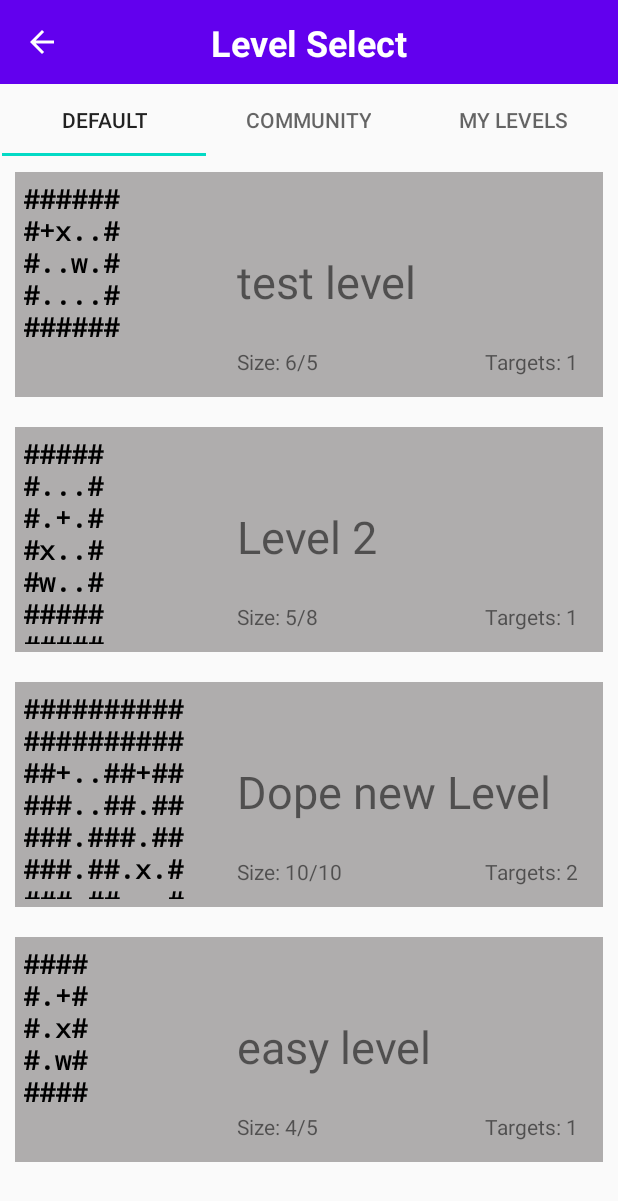
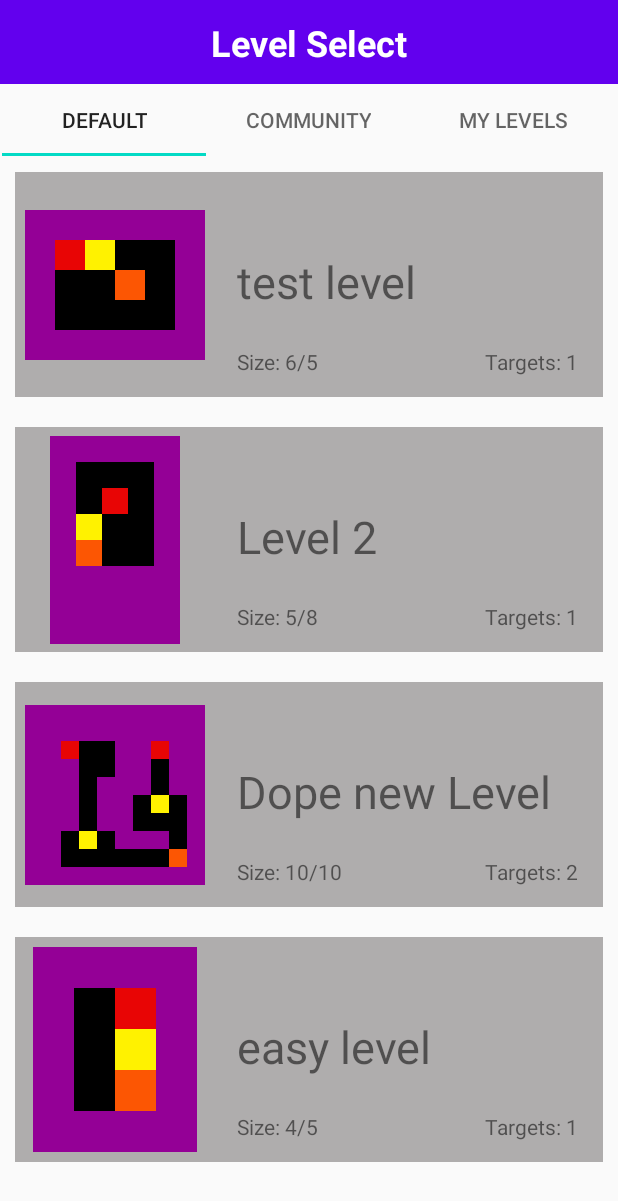
Before and after one commit to SamJessep/Sokoban, an Android app: the LevelList screen opened directly, with no data from a screen before it, on a phone screen of 412 x 824 dp. Shown: the top 1201 px of the screen. Run offline under Robolectric (Android 15) with nearby library versions, the phone set to English and light mode, and no system bars.

Commit message:
added better level previews

```diff
--- a/app/build.gradle
+++ b/app/build.gradle
@@ -10,7 +10,7 @@ android {
 
     defaultConfig {
         applicationId "nz.ac.ara.srj0070.sokoban"
-        minSdkVersion 16
+        minSdkVersion 17
         targetSdkVersion 29
         versionCode 1
         versionName "1.0"
@@ -47,6 +47,6 @@ dependencies {
     implementation 'androidx.lifecycle:lifecycle-extensions:2.2.0'
     implementation 'androidx.legacy:legacy-support-v4:1.0.0'
     androidTestImplementation 'androidx.test.espresso:espresso-core:3.2.0'
-    implementation 'org.junit.jupiter:junit-jupiter:5.4.0'
+    implementation 'org.junit.jupiter:junit-jupiter:5.6.2'
     testImplementation 'org.testng:testng:6.9.6'
 }
--- a/app/src/main/AndroidManifest.xml
+++ b/app/src/main/AndroidManifest.xml
@@ -3,12 +3,12 @@
     package="nz.ac.ara.srj0070.sokoban">
 
     <application
-        android:allowBackup="true"
         android:icon="@mipmap/ic_launcher"
         android:label="@string/app_name"
         android:roundIcon="@mipmap/ic_launcher_round"
         android:supportsRtl="true"
         android:theme="@style/AppTheme">
+        <activity android:name=".EndScreen" />
         <activity android:name=".Settings" />
         <activity android:name=".LevelSelect" />
         <activity android:name=".GameView" />
--- a/app/src/main/java/nz/ac/ara/srj0070/model/Direction.java
+++ b/app/src/main/java/nz/ac/ara/srj0070/model/Direction.java
@@ -1,6 +1,8 @@
 package nz.ac.ara.srj0070.model;
 
-public enum Direction {
+import java.io.Serializable;
+
+public enum Direction implements Serializable {
 	LEFT(-1, 0),
 	RIGHT(1, 0),
 	UP(0, -1),
--- a/app/src/main/java/nz/ac/ara/srj0070/model/interfaces/IGameController.java
+++ b/app/src/main/java/nz/ac/ara/srj0070/model/interfaces/IGameController.java
@@ -1,6 +1,10 @@
 package nz.ac.ara.srj0070.model.interfaces;
 
 import java.io.Serializable;
+import java.util.List;
+
+import nz.ac.ara.srj0070.model.Direction;
+import nz.ac.ara.srj0070.model.Level;
 
 public interface IGameController extends Serializable {
     void updateViewTimer(double timeElapsed);
@@ -16,4 +20,12 @@ public interface IGameController extends Serializable {
     double GetTimeElapsed();
 
     boolean isPaused();
+
+    boolean gameIsWon();
+
+    Level movePlayer(Direction d);
+
+    List<Direction> getMoveHistory();
+
+    Level getCurrentLevel();
 }
--- /dev/null
+++ b/app/src/main/java/nz/ac/ara/srj0070/sokoban/GameScreen.java
@@ -0,0 +1,112 @@
+package nz.ac.ara.srj0070.sokoban;
+
+import android.content.Context;
+import android.os.Bundle;
+import android.view.LayoutInflater;
+import android.view.View;
+import android.view.ViewGroup;
+import android.widget.FrameLayout;
+import android.widget.ImageView;
+
+import androidx.fragment.app.Fragment;
+
+import nz.ac.ara.srj0070.model.Level;
+import nz.ac.ara.srj0070.model.Placeable;
+
+public class GameScreen extends Fragment {
+    private static final String ARG_GAME_LEVEL = "level";
+
+    private ViewGroup mRoot;
+    private ViewGroup mContainer;
+    private Context mContext;
+    private Level mLevel;
+
+    public GameScreen() {
+    }
+
+    static GameScreen newInstance(Level level) {
+        GameScreen fragment = new GameScreen();
+        Bundle args = new Bundle();
+        args.putSerializable(ARG_GAME_LEVEL, level);
+        fragment.setArguments(args);
+        return fragment;
+    }
+
+    @Override
+    public void onCreate(Bundle savedInstanceState) {
+        super.onCreate(savedInstanceState);
+        if (getArguments() != null) {
+            mLevel = (Level) getArguments().getSerializable(ARG_GAME_LEVEL);
+        }
+    }
+
+    @Override
+    public View onCreateView(LayoutInflater inflater, ViewGroup container,
+                             Bundle savedInstanceState) {
+        View view = inflater.inflate(R.layout.fragment_game_screen, container, false);
+        mRoot = container;
+        mContext = getActivity();
+        mContainer = view.findViewById(R.id.fl_game_screen);
+        return view;
+    }
+
+    @Override
+    public void onStart() {
+        super.onStart();
+        DrawLevel(mLevel);
+    }
+
+    private void DrawLevel(Level level) {
+        mContainer.removeAllViews();
+        ImageView cellView;
+        FrameLayout.LayoutParams params;
+        int cellSize = getCellSize(level.getWidth(), level.getHeight());
+        int y = 0;
+        for (Placeable[] row : level.getAllPlaceables()) {
+            int x = 0;
+            for (Placeable cell : row) {
+                //Log.d("coords", "x:"+x+" y:"+y+" x:"+cell.x+" y:"+cell.y+" cell:"+cell);
+                cellView = new ImageView(mContext);
+                params = new FrameLayout.LayoutParams(cellSize, cellSize);
+                params.leftMargin = cellSize * x;
+                params.topMargin = cellSize * y;
+                cellView.setBackgroundColor(getResources().getColor(getCellColor(cell.toString())));
+                mContainer.addView(cellView, params);
+                x++;
+            }
+            y++;
+        }
+    }
+
+    private int getCellSize(int width, int height) {
+        int GH = mRoot.getMeasuredHeight();
+        int GW = mRoot.getMeasuredWidth();
+        return Math.min(GH / height, GW / width);
+    }
+
+    private int getCellColor(String key) {
+        int c = R.color.empty;
+        switch (key) {
+            case "+":
+                c = R.color.target;
+                break;
+            case "#":
+                c = R.color.wall;
+                break;
+            case "x":
+                c = R.color.crate;
+                break;
+            case "X":
+                c = R.color.crateTarget;
+                break;
+            case "w":
+                c = R.color.worker;
+                break;
+            case "W":
+                c = R.color.workerCrate;
+                break;
+
+        }
+        return c;
+    }
+}
--- a/app/src/main/java/nz/ac/ara/srj0070/sokoban/LevelList.java
+++ b/app/src/main/java/nz/ac/ara/srj0070/sokoban/LevelList.java
@@ -28,7 +28,7 @@ public class LevelList extends Fragment {
     public View onCreateView(LayoutInflater inflater, ViewGroup container, Bundle savedInstanceState) {
         View root = inflater.inflate(R.layout.activity_level_list, container, false);
         RecyclerView recyclerView = root.findViewById(R.id.recyclerView);
-        RecyclerViewAdapter adapter = new RecyclerViewAdapter(getActivity(), (IGame) getArguments().getSerializable("game"));
+        RecyclerViewAdapter adapter = new RecyclerViewAdapter(getActivity(), (IGame) getArguments().getSerializable("game"), getActivity().getSupportFragmentManager());
         recyclerView.setAdapter(adapter);
         recyclerView.setLayoutManager(new LinearLayoutManager(getContext()));
         return root;
--- a/app/src/main/java/nz/ac/ara/srj0070/sokoban/LevelSelect.java
+++ b/app/src/main/java/nz/ac/ara/srj0070/sokoban/LevelSelect.java
@@ -1,13 +1,14 @@
 package nz.ac.ara.srj0070.sokoban;
 
+import android.content.Context;
 import android.content.Intent;
 import android.os.Bundle;
 import android.util.Log;
 import android.widget.ImageButton;
 
 import androidx.annotation.NonNull;
-import androidx.appcompat.app.AppCompatActivity;
 import androidx.fragment.app.Fragment;
+import androidx.fragment.app.FragmentActivity;
 import androidx.fragment.app.FragmentManager;
 import androidx.fragment.app.FragmentPagerAdapter;
 import androidx.viewpager.widget.ViewPager;
@@ -20,7 +21,7 @@ import java.util.List;
 import nz.ac.ara.srj0070.model.Game;
 import nz.ac.ara.srj0070.model.interfaces.IGame;
 
-public class LevelSelect extends AppCompatActivity {
+public class LevelSelect extends FragmentActivity {
 
     IGame mGame;
     List<IGame> games;
@@ -30,7 +31,7 @@ public class LevelSelect extends AppCompatActivity {
     private ViewPager mViewPager;
 
 
-    public static Intent makeIntent(StartMenu context) {
+    public static Intent makeIntent(Context context) {
         return new Intent(context, LevelSelect.class);
     }
 
@@ -76,14 +77,13 @@ public class LevelSelect extends AppCompatActivity {
     public class SectionsPagerAdapter extends FragmentPagerAdapter {
 
 
-        public SectionsPagerAdapter(@NonNull FragmentManager fm, int behavior) {
+        SectionsPagerAdapter(@NonNull FragmentManager fm, int behavior) {
             super(fm, behavior);
         }
 
         @Override
         public Fragment getItem(int position) {
-            Fragment fragment = LevelList.newInstance(games.get(position));
-            return fragment;
+            return LevelList.newInstance(games.get(position));
         }
 
         @Override
--- a/app/src/main/java/nz/ac/ara/srj0070/sokoban/RecyclerViewAdapter.java
+++ b/app/src/main/java/nz/ac/ara/srj0070/sokoban/RecyclerViewAdapter.java
@@ -10,6 +10,7 @@ import android.widget.TextView;
 
 import androidx.annotation.NonNull;
 import androidx.constraintlayout.widget.ConstraintLayout;
+import androidx.fragment.app.FragmentManager;
 import androidx.recyclerview.widget.RecyclerView;
 
 import java.util.List;
@@ -22,8 +23,10 @@ public class RecyclerViewAdapter extends RecyclerView.Adapter<RecyclerViewAdapte
     private Context mContext;
     private List<Level> mLevels;
     private IGame mGame;
+    private FragmentManager mFragmentManager;
 
-    public RecyclerViewAdapter(Context context, IGame game) {
+    RecyclerViewAdapter(Context context, IGame game, FragmentManager fm) {
+        mFragmentManager = fm;
         mContext = context;
         mLevels = game.getLevels();
         mGame = game;
@@ -33,8 +36,7 @@ public class RecyclerViewAdapter extends RecyclerView.Adapter<RecyclerViewAdapte
     @Override
     public ViewHolder onCreateViewHolder(@NonNull ViewGroup parent, int viewType) {
         View view = LayoutInflater.from(parent.getContext()).inflate(R.layout.layout_level_list_item, parent, false);
-        ViewHolder holder = new ViewHolder(view);
-        return holder;
+        return new ViewHolder(view);
     }
 
     @Override
@@ -42,11 +44,12 @@ public class RecyclerViewAdapter extends RecyclerView.Adapter<RecyclerViewAdapte
         Level level = mLevels.get(position);
         int w = level.getWidth();
         int h = level.getHeight();
-
+        int preview_id = View.generateViewId();
+        holder.gamePreview.setId(preview_id);
         holder.name.setText(level.getName());
-        holder.gameSize.setText("Size: " + w + "/" + h);
-        holder.targetCount.setText("Targets: " + level.targetCount);
-        holder.gameString.setText(level.boardAsString());
+        holder.gameSize.setText(String.format("Size: %d/%d", w, h));
+        holder.targetCount.setText(String.format("Targets: %d", level.targetCount));
+        GameView.DrawGame(level, preview_id, mFragmentManager);
         holder.parentLayout.setOnClickListener(view -> {
             Log.d("levelSelect", "" + position);
             Intent intent = GameView.makeIntent(mContext);
@@ -62,19 +65,19 @@ public class RecyclerViewAdapter extends RecyclerView.Adapter<RecyclerViewAdapte
         return mLevels.size();
     }
 
-    public class ViewHolder extends RecyclerView.ViewHolder {
+    class ViewHolder extends RecyclerView.ViewHolder {
         TextView name;
         TextView targetCount;
         TextView gameSize;
-        TextView gameString;
+        View gamePreview;
         ConstraintLayout parentLayout;
 
-        public ViewHolder(View itemView) {
+        ViewHolder(View itemView) {
             super(itemView);
             name = itemView.findViewById(R.id.tv_levelName);
             targetCount = itemView.findViewById(R.id.tv_targetCount);
             gameSize = itemView.findViewById(R.id.tv_levelSize);
-            gameString = itemView.findViewById(R.id.tv_levelString);
+            gamePreview = itemView.findViewById(R.id.placeholder_game_preview);
             parentLayout = itemView.findViewById(R.id.levelCard);
         }
     }
--- a/app/src/main/java/nz/ac/ara/srj0070/sokoban/StartMenu.java
+++ b/app/src/main/java/nz/ac/ara/srj0070/sokoban/StartMenu.java
@@ -1,5 +1,6 @@
 package nz.ac.ara.srj0070.sokoban;
 
+import android.content.Context;
 import android.content.Intent;
 import android.os.Bundle;
 import android.util.Log;
@@ -10,6 +11,11 @@ import androidx.appcompat.app.AppCompatActivity;
 public class StartMenu extends AppCompatActivity {
     private Button mSettingsButton;
     private Button mLevelSelect;
+
+    public static Intent makeIntent(Context context) {
+        return new Intent(context, StartMenu.class);
+    }
+
     @Override
     protected void onCreate(Bundle savedInstanceState) {
         Log.d("validate", "MainActivity started" + this);
--- /dev/null
+++ b/app/src/main/res/layout/fragment_game_screen.xml
@@ -0,0 +1,21 @@
+<?xml version="1.0" encoding="utf-8"?>
+<androidx.constraintlayout.widget.ConstraintLayout xmlns:android="http://schemas.android.com/apk/res/android"
+    xmlns:app="http://schemas.android.com/apk/res-auto"
+    xmlns:tools="http://schemas.android.com/tools"
+    android:id="@+id/cl_game_screen"
+    android:layout_width="match_parent"
+    android:layout_height="match_parent"
+    tools:context=".GameScreen">
+
+    <FrameLayout
+        android:id="@+id/fl_game_screen"
+        android:layout_width="wrap_content"
+        android:layout_height="wrap_content"
+        android:background="#000000"
+        app:layout_constraintBottom_toBottomOf="parent"
+        app:layout_constraintEnd_toEndOf="parent"
+        app:layout_constraintStart_toStartOf="parent"
+        app:layout_constraintTop_toTopOf="parent">
+
+    </FrameLayout>
+</androidx.constraintlayout.widget.ConstraintLayout>
--- a/app/src/main/res/layout/layout_level_list_item.xml
+++ b/app/src/main/res/layout/layout_level_list_item.xml
@@ -20,8 +20,8 @@
         app:layout_constraintStart_toStartOf="@+id/guideline4"
         app:layout_constraintTop_toTopOf="@+id/guideline6" />
 
-    <TextView
-        android:id="@+id/tv_levelString"
+    <FrameLayout
+        android:id="@+id/placeholder_game_preview"
         android:layout_width="0dp"
         android:layout_height="0dp"
         android:layout_marginStart="5dp"
@@ -41,7 +41,9 @@
         app:layout_constraintBottom_toBottomOf="parent"
         app:layout_constraintEnd_toStartOf="@+id/guideline2"
         app:layout_constraintStart_toStartOf="parent"
-        app:layout_constraintTop_toTopOf="parent" />
+        app:layout_constraintTop_toTopOf="parent">
+
+    </FrameLayout>
 
     <TextView
         android:id="@+id/tv_levelSize"
--- a/app/src/main/res/values/strings.xml
+++ b/app/src/main/res/values/strings.xml
@@ -116,4 +116,6 @@
     <string name="tv_Pause">Pause Menu</string>
     <string name="btn_resume">Resume</string>
     <string name="btn_main_menu">Main Menu</string>
+    <string name="btn_back_to_menu">Back To Main Menu</string>
+    <string name="back_to_level_select">Back To Level Select</string>
 </resources>
```
Also changed, not shown: app/src/main/java/nz/ac/ara/srj0070/sokoban/EndScreen.java (added, +57 -0 lines), app/src/main/java/nz/ac/ara/srj0070/sokoban/GameController.java (+26 -2 lines), app/src/main/java/nz/ac/ara/srj0070/sokoban/GameView.java (+70 -105 lines), app/src/main/res/layout-land/activity_game_view.xml (+12 -2 lines), app/src/main/res/layout/activity_end_screen.xml (added, +86 -0 lines), app/src/main/res/layout/activity_game_view.xml (+2 -14 lines), app/src/main/res/layout/layout_pause_menu.xml (+26 -10 lines).
